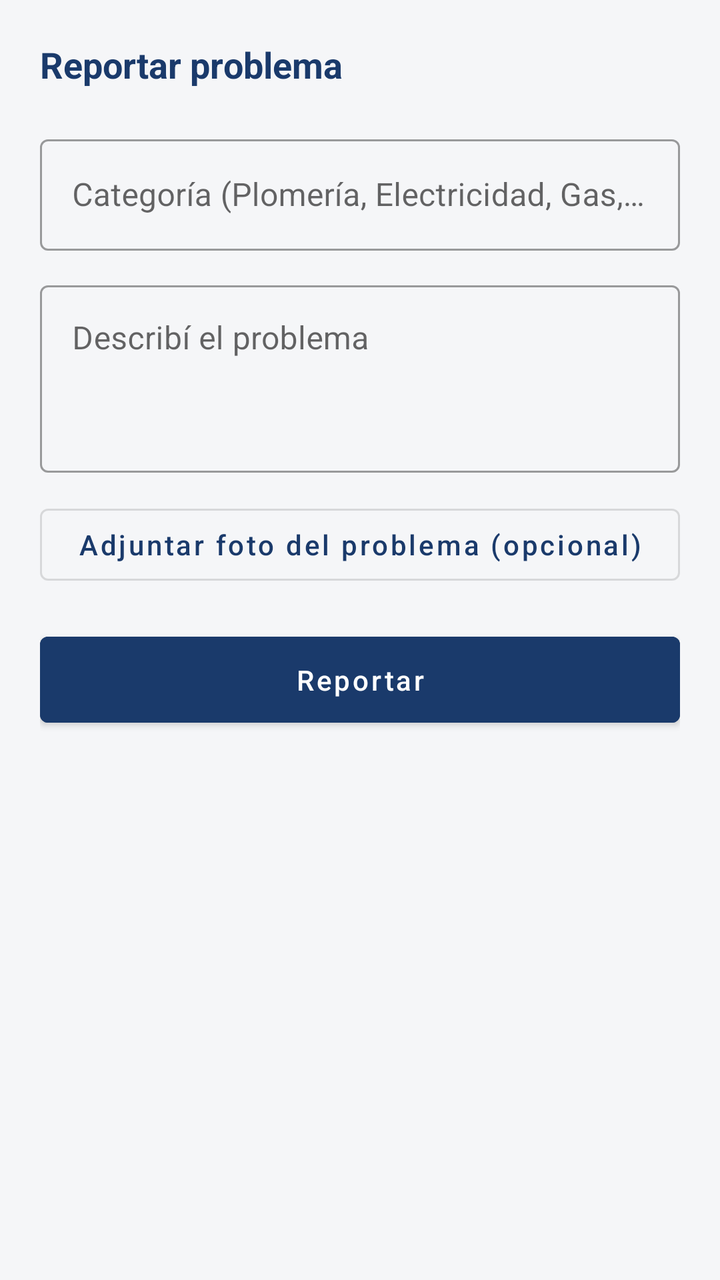
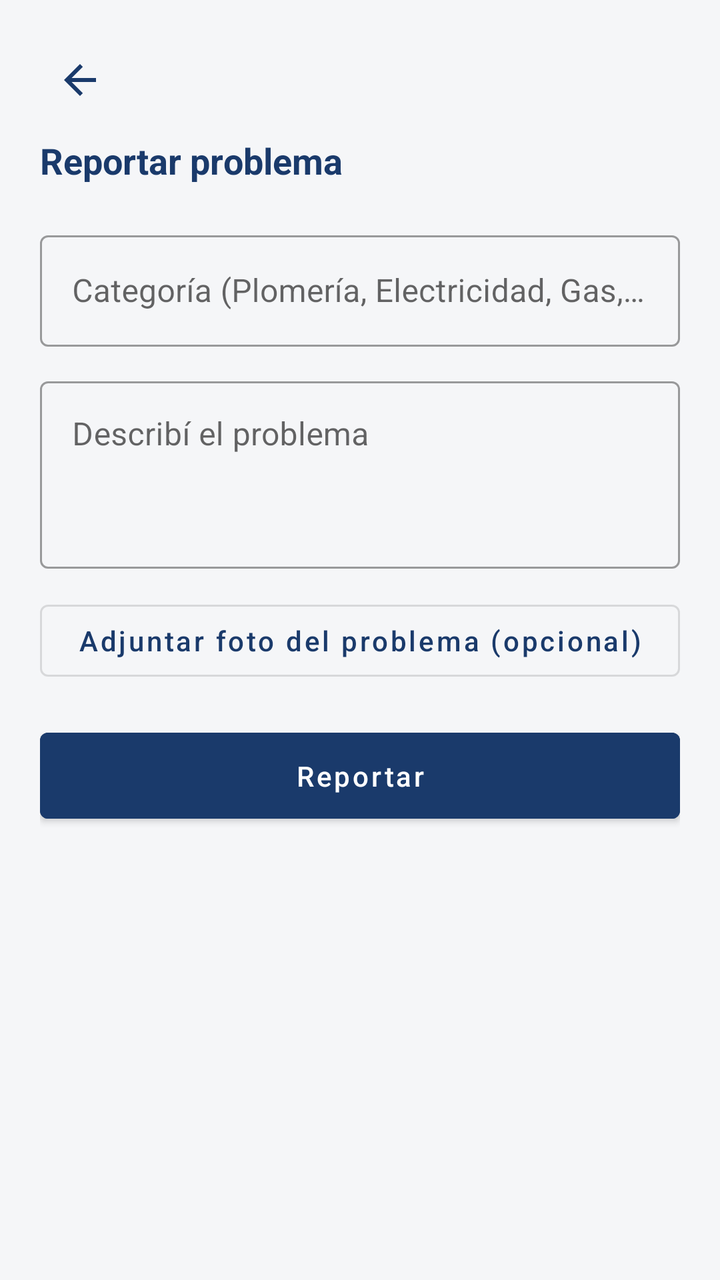

An Android layout rendered at two revisions. The XML below is the earlier revision; the diff shows what the commit changed to produce the second picture.
<!-- AndroidManifest.xml: application theme Theme.ConsorcioTransparente -->
<!-- res/layout/activity_create_ticket.xml -->
<?xml version="1.0" encoding="utf-8"?>
<ScrollView xmlns:android="http://schemas.android.com/apk/res/android"
    android:layout_width="match_parent"
    android:layout_height="match_parent"
    android:background="@color/background"
    android:fillViewport="true">

    <LinearLayout
        android:layout_width="match_parent"
        android:layout_height="wrap_content"
        android:orientation="vertical"
        android:padding="20dp">

        <TextView
            android:layout_width="wrap_content"
            android:layout_height="wrap_content"
            android:text="@string/tickets_new"
            android:textColor="@color/navy"
            android:textSize="18sp"
            android:textStyle="bold" />

        <com.google.android.material.textfield.TextInputLayout
            android:layout_width="match_parent"
            android:layout_height="wrap_content"
            android:layout_marginTop="20dp"
            style="@style/Widget.MaterialComponents.TextInputLayout.OutlinedBox">

            <com.google.android.material.textfield.TextInputEditText
                android:id="@+id/inputCategory"
                android:layout_width="match_parent"
                android:layout_height="wrap_content"
                android:hint="@string/ticket_category_hint" />
        </com.google.android.material.textfield.TextInputLayout>

        <com.google.android.material.textfield.TextInputLayout
            android:layout_width="match_parent"
            android:layout_height="wrap_content"
            android:layout_marginTop="12dp"
            style="@style/Widget.MaterialComponents.TextInputLayout.OutlinedBox">

            <com.google.android.material.textfield.TextInputEditText
                android:id="@+id/inputDescription"
                android:layout_width="match_parent"
                android:layout_height="wrap_content"
                android:gravity="top"
                android:hint="@string/ticket_description_hint"
                android:inputType="textMultiLine"
                android:minLines="3" />
        </com.google.android.material.textfield.TextInputLayout>

        <ImageView
            android:id="@+id/imagePreview"
            android:layout_width="match_parent"
            android:layout_height="160dp"
            android:layout_marginTop="16dp"
            android:background="@drawable/bg_metric_card"
            android:scaleType="centerCrop"
            android:visibility="gone" />

        <Button
            android:id="@+id/buttonAttachPhoto"
            android:layout_width="match_parent"
            android:layout_height="wrap_content"
            android:layout_marginTop="12dp"
            android:text="@string/ticket_attach_photo"
            android:textAllCaps="false"
            style="@style/Widget.MaterialComponents.Button.OutlinedButton" />

        <ProgressBar
            android:id="@+id/progressBar"
            android:layout_width="wrap_content"
            android:layout_height="wrap_content"
            android:layout_marginTop="16dp"
            android:layout_gravity="center"
            android:visibility="gone" />

        <TextView
            android:id="@+id/textError"
            android:layout_width="match_parent"
            android:layout_height="wrap_content"
            android:layout_marginTop="8dp"
            android:textColor="@color/tag_red_fg"
            android:textSize="12sp"
            android:visibility="gone" />

        <Button
            android:id="@+id/buttonReport"
            android:layout_width="match_parent"
            android:layout_height="wrap_content"
            android:layout_marginTop="16dp"
            android:backgroundTint="@color/navy"
            android:paddingVertical="12dp"
            android:text="@string/ticket_report"
            android:textAllCaps="false" />

    </LinearLayout>
</ScrollView>
<!-- resources referenced by this layout -->
<resources>
  <color name="background">#F5F6F8</color>
  <color name="navy">#1A3A6B</color>
  <color name="tag_red_fg">#991B1B</color>
  <!-- drawable bg_metric_card (drawable) -->
  <?xml version="1.0" encoding="utf-8"?>
  <shape xmlns:android="http://schemas.android.com/apk/res/android">
      <solid android:color="@color/surface_secondary" />
      <corners android:radius="10dp" />
  </shape>
  <string name="ticket_attach_photo">Adjuntar foto del problema (opcional)</string>
  <string name="ticket_category_hint">Categoría (Plomería, Electricidad, Gas, Albañilería, Otro)</string>
  <string name="ticket_description_hint">Describí el problema</string>
  <string name="ticket_report">Reportar</string>
  <string name="tickets_new">Reportar problema</string>
  <style name="Theme.ConsorcioTransparente" parent="Theme.MaterialComponents.DayNight.NoActionBar">
          <item name="colorPrimary">@color/navy</item>
          <item name="colorPrimaryDark">@color/navy_dark</item>
          <item name="colorAccent">@color/blue_accent</item>
          <item name="android:windowBackground">@color/background</item>
          <item name="android:statusBarColor" tools:targetApi="l">@color/navy</item>
      </style>
  <color name="surface_secondary">#F1F3F5</color>
  <color name="navy_dark">#0F2647</color>
  <color name="blue_accent">#3B82F6</color>
</resources>

<!-- the commit's change to res/layout/activity_create_ticket.xml (unified diff, before → after) -->
@@ -10,6 +10,17 @@
         android:layout_height="wrap_content"
         android:orientation="vertical"
         android:padding="20dp">
+
+        <ImageButton
+            android:id="@+id/buttonBack"
+            android:layout_width="40dp"
+            android:layout_height="40dp"
+            android:layout_gravity="start"
+            android:layout_marginBottom="8dp"
+            android:background="?attr/selectableItemBackgroundBorderless"
+            android:contentDescription="@string/back"
+            android:src="@drawable/ic_back"
+            android:tint="@color/navy" />
 
         <TextView
             android:layout_width="wrap_content"
<!-- resource entries referenced after the edit -->
@@ -9,20 +9,34 @@
       <solid android:color="@color/surface_secondary" />
       <corners android:radius="10dp" />
   </shape>
+  <!-- drawable ic_back (drawable) -->
+  <?xml version="1.0" encoding="utf-8"?>
+  <vector xmlns:android="http://schemas.android.com/apk/res/android"
+      android:width="24dp"
+      android:height="24dp"
+      android:viewportWidth="24"
+      android:viewportHeight="24">
+      <path
+          android:fillColor="#FF000000"
+          android:pathData="M20,11H7.83l5.59,-5.59L12,4l-8,8 8,8 1.41,-1.41L7.83,13H20v-2z" />
+  </vector>
+  <string name="back">Volver</string>
   <string name="ticket_attach_photo">Adjuntar foto del problema (opcional)</string>
   <string name="ticket_category_hint">Categoría (Plomería, Electricidad, Gas, Albañilería, Otro)</string>
   <string name="ticket_description_hint">Describí el problema</string>
   <string name="ticket_report">Reportar</string>
   <string name="tickets_new">Reportar problema</string>
-  <style name="Theme.ConsorcioTransparente" parent="Theme.MaterialComponents.DayNight.NoActionBar">
+  <style name="Theme.ConsorcioTransparente" parent="Theme.MaterialComponents.Light.NoActionBar">
           <item name="colorPrimary">@color/navy</item>
           <item name="colorPrimaryDark">@color/navy_dark</item>
           <item name="colorAccent">@color/blue_accent</item>
           <item name="android:windowBackground">@color/background</item>
           <item name="android:statusBarColor" tools:targetApi="l">@color/navy</item>
+          <item name="colorTextSecondary">@color/text_secondary</item>
       </style>
   <color name="surface_secondary">#F1F3F5</color>
   <color name="navy_dark">#0F2647</color>
   <color name="blue_accent">#3B82F6</color>
+  <color name="text_secondary">#6B7280</color>
 </resources>
 
